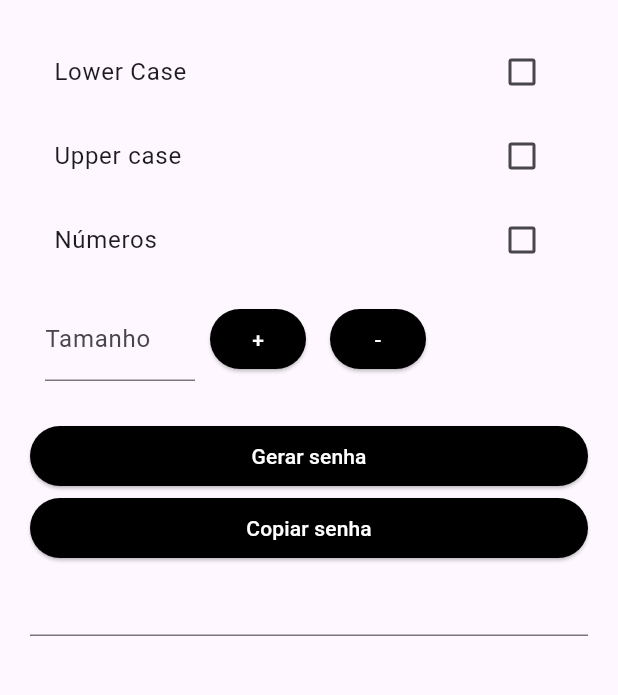
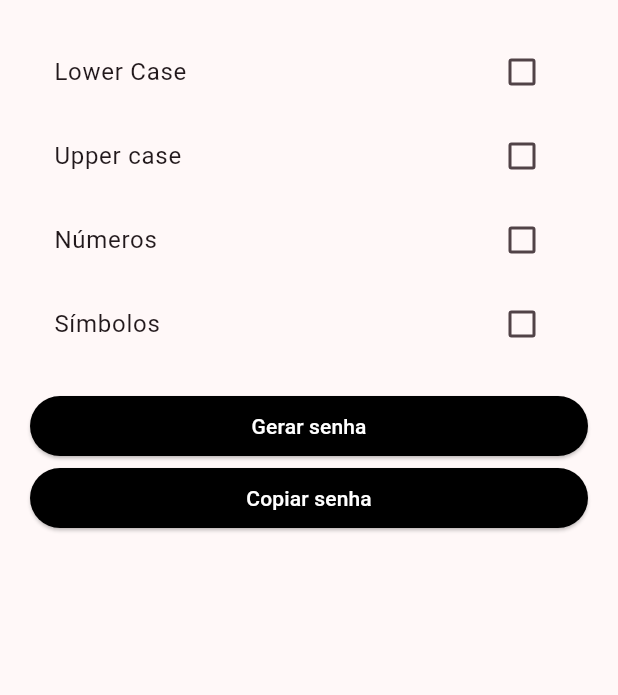
Before and after one commit to Moura14/generator_password-flutter, a Flutter app: the screen it shows after launch, after a tap on "Gerar senha", on a phone screen of 412 x 824 dp, the part 84-779 px from its top. Run offline on Flutter 3.47's test engine with Material 2 defaults, Android fonts, the phone set to English and light mode, and no system bars; missing offline and left inert: random_password_generator.

Commit message:
geração de senhas sem formatação especifica e sem exibição na tela

```diff
--- a/lib/main.dart
+++ b/lib/main.dart
@@ -14,7 +14,7 @@ class MyApp extends StatelessWidget {
         title: 'Gerador de senhas',
         debugShowCheckedModeBanner: false,
         theme: ThemeData(
-          colorScheme: ColorScheme.fromSeed(seedColor: Colors.deepPurple),
+          colorScheme: ColorScheme.fromSeed(seedColor: Colors.black),
           useMaterial3: true,
         ),
         home: const HomeScreens());
--- a/lib/screens/home_screens.dart
+++ b/lib/screens/home_screens.dart
@@ -1,8 +1,20 @@
 import 'package:flutter/material.dart';
 import 'package:generator_password/screens/check_box_list.dart';
+import 'package:random_password_generator/random_password_generator.dart';
 
-class HomeScreens extends StatelessWidget {
+class HomeScreens extends StatefulWidget {
   const HomeScreens({super.key});
+
+  @override
+  State<HomeScreens> createState() => _HomeScreensState();
+}
+
+class _HomeScreensState extends State<HomeScreens> {
+  final password = RandomPasswordGenerator();
+  final bool _isWithLetters = false;
+  final bool _isWithUppercase = false;
+  final bool _isWithNumbers = false;
+  final bool _isWithSpecial = false;
 
   @override
   Widget build(BuildContext context) {
@@ -20,44 +32,12 @@ class HomeScreens extends StatelessWidget {
               padding: const EdgeInsets.all(20),
               child: Column(
                 children: [
-                  const CheckBoxList('Lower Case', false),
-                  const CheckBoxList('Upper case', false),
-                  const CheckBoxList('Números', false),
-                  Row(
-                    children: [
-                      Container(
-                        padding: const EdgeInsets.all(10),
-                        child: const SizedBox(
-                          width: 100,
-                          child: TextField(
-                            decoration: InputDecoration(labelText: 'Tamanho'),
-                          ),
-                        ),
-                      ),
-                      ElevatedButton(
-                          onPressed: () {
-                            print('Faz Alguma coisa');
-                          },
-                          style: ElevatedButton.styleFrom(
-                              backgroundColor: Colors.black),
-                          child: const Text(
-                            '+',
-                            style: TextStyle(color: Colors.white),
-                          )),
-                      const SizedBox(
-                        width: 16,
-                      ),
-                      ElevatedButton(
-                          onPressed: () {
-                            print('Faz outra coisa');
-                          },
-                          style: ElevatedButton.styleFrom(
-                              backgroundColor: Colors.black),
-                          child: const Text(
-                            '-',
-                            style: TextStyle(color: Colors.white),
-                          ))
-                    ],
+                  CheckBoxList('Lower Case', _isWithLetters),
+                  CheckBoxList('Upper case', _isWithUppercase),
+                  CheckBoxList('Números', _isWithNumbers),
+                  CheckBoxList('Símbolos', _isWithSpecial),
+                  const Row(
+                    children: [],
                   ),
                   const SizedBox(
                     height: 16,
@@ -67,7 +47,14 @@ class HomeScreens extends StatelessWidget {
                       child: ElevatedButton(
                           style: ElevatedButton.styleFrom(
                               backgroundColor: Colors.black),
-                          onPressed: () {},
+                          onPressed: () {
+                            final newPassword = password.randomPassword(
+                                numbers: _isWithNumbers,
+                                uppercase: _isWithUppercase,
+                                letters: _isWithLetters,
+                                specialChar: _isWithSpecial);
+                            print(newPassword);
+                          },
                           child: const Text(
                             'Gerar senha',
                             style: TextStyle(color: Colors.white),
@@ -82,7 +69,6 @@ class HomeScreens extends StatelessWidget {
                             'Copiar senha',
                             style: TextStyle(color: Colors.white),
                           ))),
-                  const TextField()
                 ],
               )),
         ));
```
Also changed, not shown: pubspec.yaml (+3 -4 lines), pubspec.lock.
